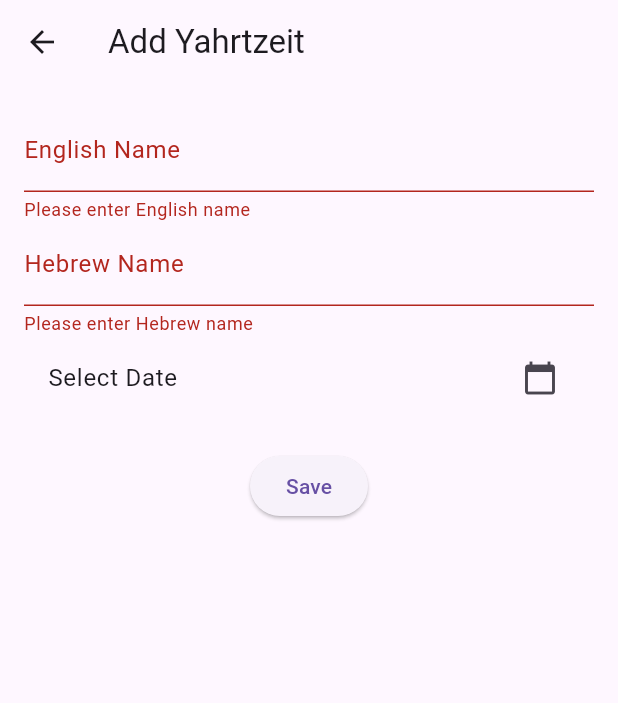
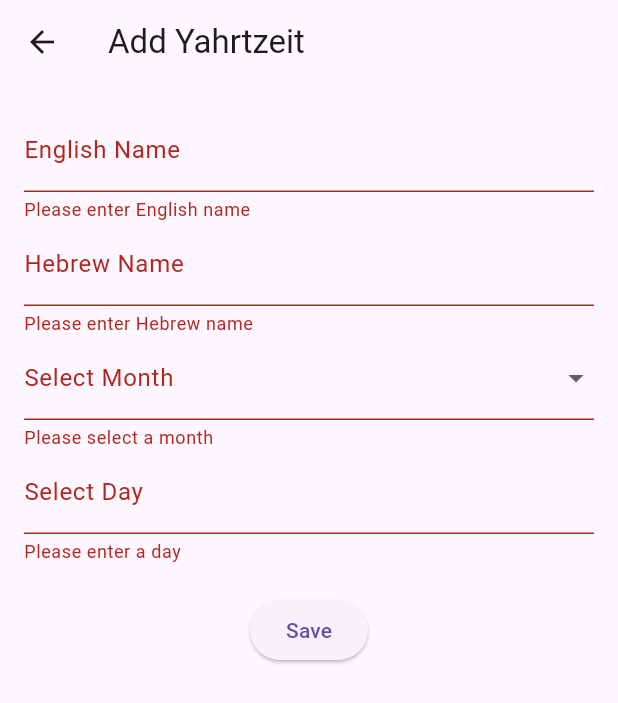
Before and after one commit to blspeiser/yahrtzeit-manager, a Flutter app: the AddYahrtzeitPage screen opened directly, after a tap on "Save", on a phone screen of 412 x 824 dp. Shown: the top 703 px of the screen. Run offline on Flutter 3.47's test engine with Material 3 defaults, Android fonts, the phone set to English and light mode, and no system bars; our stand-ins replace share, timezone; missing offline and left inert: device_calendar, kosher_dart.

Commit message:
fix the view of insert date

```diff
--- a/lib/views/add_yahrtzeit.dart
+++ b/lib/views/add_yahrtzeit.dart
@@ -16,8 +16,14 @@ class _AddYahrtzeitPageState extends State<AddYahrtzeitPage> {
   final _formKey = GlobalKey<FormState>();
   final _englishNameController = TextEditingController();
   final _hebrewNameController = TextEditingController();
-  DateTime? _selectedDate;
+  final _dayController = TextEditingController();
+  String? _selectedMonth;
   final YahrtzeitsManager manager = YahrtzeitsManager();
+
+  final List<String> hebrewMonths = [
+    'Tishrey', 'Cheshvan', 'Kislev', 'Tevet', 'Shvat', 'Adar',
+    'Nissan', 'Iyar', 'Sivan', 'Tamuz', 'Av', 'Elul'
+  ];
 
   @override
   void initState() {
@@ -25,7 +31,8 @@ class _AddYahrtzeitPageState extends State<AddYahrtzeitPage> {
     if (widget.isEditing && widget.yahrtzeit != null) {
       _englishNameController.text = widget.yahrtzeit!.englishName;
       _hebrewNameController.text = widget.yahrtzeit!.hebrewName;
-      _selectedDate = widget.yahrtzeit!.gregorianDate;
+      _dayController.text = widget.yahrtzeit!.day.toString();
+      _selectedMonth = hebrewMonths[widget.yahrtzeit!.month - 1];
     }
   }
 
@@ -61,14 +68,41 @@ class _AddYahrtzeitPageState extends State<AddYahrtzeitPage> {
                   return null;
                 },
               ),
-              ListTile(
-                title: Text(
-                  _selectedDate == null
-                      ? 'Select Date'
-                      : 'Selected Date: ${_selectedDate!.toLocal()}'.split(' ')[0],
-                ),
-                trailing: Icon(Icons.calendar_today),
-                onTap: _pickDate,
+              DropdownButtonFormField<String>(
+                value: _selectedMonth,
+                decoration: InputDecoration(labelText: 'Select Month'),
+                items: hebrewMonths.map((month) {
+                  return DropdownMenuItem<String>(
+                    value: month,
+                    child: Text(month),
+                  );
+                }).toList(),
+                onChanged: (value) {
+                  setState(() {
+                    _selectedMonth = value;
+                  });
+                },
+                validator: (value) {
+                  if (value == null || value.isEmpty) {
+                    return 'Please select a month';
+                  }
+                  return null;
+                },
+              ),
+              TextFormField(
+                controller: _dayController,
+                decoration: InputDecoration(labelText: 'Select Day'),
+                keyboardType: TextInputType.number,
+                validator: (value) {
+                  if (value == null || value.isEmpty) {
+                    return 'Please enter a day';
+                  }
+                  final day = int.tryParse(value);
+                  if (day == null || day < 1 || day > 31) {
+                    return 'Please enter a valid day';
+                  }
+                  return null;
+                },
               ),
               SizedBox(height: 20),
               ElevatedButton(
@@ -82,29 +116,19 @@ class _AddYahrtzeitPageState extends State<AddYahrtzeitPage> {
     );
   }
 
-  Future<void> _pickDate() async {
-    DateTime? picked = await showDatePicker(
-      context: context,
-      initialDate: _selectedDate ?? DateTime.now(),
-      firstDate: DateTime(1900),
-      lastDate: DateTime(2100),
-    );
-    if (picked != null && picked != _selectedDate) {
-      setState(() {
-        _selectedDate = picked;
-      });
-    }
-  }
-
   void _saveYahrtzeit() async {
-    if (_formKey.currentState!.validate() && _selectedDate != null) {
+    if (_formKey.currentState!.validate()) {
+      final now = DateTime.now();
+      final selectedDay = int.parse(_dayController.text);
+      final selectedMonth = hebrewMonths.indexOf(_selectedMonth!) + 1;
+      final selectedDate = DateTime(now.year, selectedMonth, selectedDay);
       final newYahrtzeit = Yahrtzeit(
         englishName: _englishNameController.text,
         hebrewName: _hebrewNameController.text,
-        day: _selectedDate!.day,
-        month: _selectedDate!.month,
-        year: _selectedDate!.year,
-        gregorianDate: _selectedDate!,
+        day: selectedDay,
+        month: selectedMonth,
+        year: now.year,
+        gregorianDate: selectedDate,
       );
       if (widget.isEditing && widget.yahrtzeit != null) {
         await manager.updateYahrtzeit(widget.yahrtzeit!, newYahrtzeit);
```
Also changed, not shown: lib/services/yahrtzeits_manager.dart (+55 -22 lines), lib/views/manage_yahrtzeits.dart (+69 -8 lines), 1 other file.
